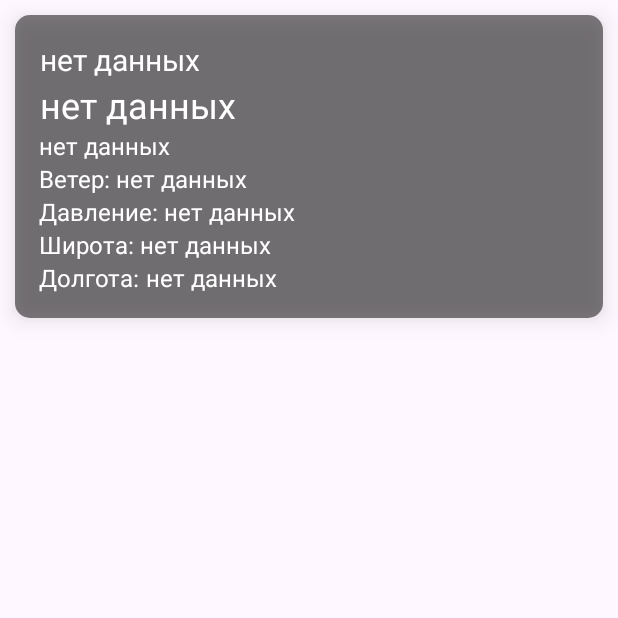
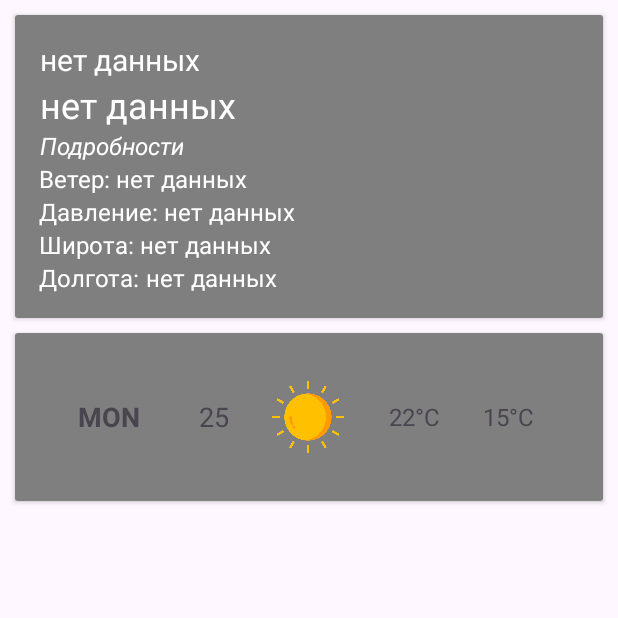
Before and after one commit to antsently/YourWeather, an Android app: the screen it shows after launch (GlobalWeather), on a phone screen of 412 x 824 dp, the top half of it. Run offline under Robolectric (Android 15) with nearby library versions, the phone set to English and light mode, and no system bars.

Commit message:
Обновление разметки

```diff
--- a/app/src/main/java/com/app/yourWeather/GlobalWeather.java
+++ b/app/src/main/java/com/app/yourWeather/GlobalWeather.java
@@ -10,6 +10,7 @@ import android.util.Log;
 import android.widget.ImageView;
 import android.widget.TextView;
 import android.Manifest;
+import android.widget.Toast;
 
 import androidx.annotation.NonNull;
 import androidx.appcompat.app.AppCompatActivity;
@@ -69,8 +70,6 @@ public class GlobalWeather extends AppCompatActivity {
                 // Здесь можно прекратить запросы на местоположение, если нужно
                 locationManager.removeUpdates(this);
             }
-
-            // Остальные методы LocationListener
         };
 
         // Проверка разрешений перед запросом на обновление местоположения
@@ -82,6 +81,24 @@ public class GlobalWeather extends AppCompatActivity {
 
             // Добавление NETWORK_PROVIDER
             locationManager.requestLocationUpdates(LocationManager.NETWORK_PROVIDER, 1000, 10, locationListener);
+        } else {
+            // Разрешения не предоставлены, вывести сообщение пользователю
+            Toast.makeText(this, "Приложению необходим доступ к местоположению для работы", Toast.LENGTH_SHORT).show();
+        }
+    }
+
+    // Обработка результатов запроса разрешений
+    @Override
+    public void onRequestPermissionsResult(int requestCode, @NonNull String[] permissions, @NonNull int[] grantResults) {
+        super.onRequestPermissionsResult(requestCode, permissions, grantResults);
+        if (requestCode == 1) {
+            if (grantResults.length > 0 && grantResults[0] == PackageManager.PERMISSION_GRANTED) {
+                // Разрешение предоставлено, получаем местоположение
+                getLocation();
+            } else {
+                // Разрешение не предоставлено, вывести сообщение пользователю
+                Toast.makeText(this, "Приложению необходим доступ к местоположению для работы", Toast.LENGTH_SHORT).show();
+            }
         }
     }
 
@@ -151,33 +168,26 @@ public class GlobalWeather extends AppCompatActivity {
         }
     }
 
-    // Обработка результатов запроса разрешений
-    @Override
-    public void onRequestPermissionsResult(int requestCode, @NonNull String[] permissions, @NonNull int[] grantResults) {
-        super.onRequestPermissionsResult(requestCode, permissions, grantResults);
-        if (requestCode == 1) {
-            if (grantResults.length > 0 && grantResults[0] == PackageManager.PERMISSION_GRANTED) {
-                // Разрешение предоставлено, получаем местоположение
-                getLocation();
-            } else {
-                // Разрешение не предоставлено, обработайте этот случай
-            }
-        }
+    // Класс для загрузки данных о погоде
+    private class WeatherHelper {
+        private long lastRequestTime = 0;
+        private int requestCount = 0;
+
+        public void loadWeatherData(double latitude, double longitude) {
+            long currentTime = System.currentTimeMillis();
+            long elapsedTimeSinceLastRequest = currentTime - lastRequestTime;
+            if (elapsedTimeSinceLastRequest >= 3600000) { // Проверка прошедшего времени (1 час = 3600000 мс)
+                // Если прошло более 1 часа с последнего запроса, сбрасываем счетчик запросов
+                requestCount = 0;
             }
 
-    // Класс для загрузки данных о погоде
-    private class WeatherHelper {
-        public void loadWeatherData(double latitude, double longitude) {
-
-            long startTime = System.currentTimeMillis(); // Добавление переменной startTime
-
+            if (requestCount < 3) { // Проверка количества запросов
                 Retrofit retrofit = new Retrofit.Builder()
                         .baseUrl(BASE_URL)
                         .addConverterFactory(GsonConverterFactory.create())
                         .build();
 
                 WeatherService service = retrofit.create(WeatherService.class);
-
                 Call<WeatherResponse> call = service.getWeather(latitude, longitude, UNITS_METRIC, UNITS_LANG, API_KEY);
                 call.enqueue(new Callback<WeatherResponse>() {
                     @Override
@@ -191,28 +201,32 @@ public class GlobalWeather extends AppCompatActivity {
                             double pressure = weatherResponse.getMainWeatherInfo().getPressure();
                             double latitude = weatherResponse.getCoordinates().getLatitude();
                             double longitude = weatherResponse.getCoordinates().getLongitude();
-
-                        long endTime = System.currentTimeMillis(); // Получение времени окончания запроса
-                        long elapsedTime = endTime - startTime; // Вычисление времени запроса
-
-                        // Добавление логов с данными и временем запроса
+                            long endTime = System.currentTimeMillis();
+                            long elapsedTime = endTime - currentTime;
                             Log.d("WeatherData", "Получены данные для " + city + " за " + elapsedTime + " мс");
-
                             updateLocationTextView(city);
                             updateTemperatureTextView(temperature);
                             updateWindTextView(windSpeed, windDirection);
                             updatePressureTextView(pressure);
                             updateLatitudeTextView(latitude);
                             updateLongitudeTextView(longitude);
+
+                            // Обновляем время последнего запроса и увеличиваем счетчик запросов
+                            lastRequestTime = System.currentTimeMillis();
+                            requestCount++;
                         }
                     }
+
                     @Override
                     public void onFailure(Call<WeatherResponse> call, Throwable t) {
-                    // Обработка ошибки при выполнении запроса
-
                         Log.e("WeatherData", "Ошибка получения данных о погоде: " + t.getMessage());
                     }
                 });
+            } else {
+                // Если достигнуто максимальное количество запросов, выведите сообщение пользователю
+                Toast.makeText(GlobalWeather.this, "Достигнуто максимальное количество запросов к API за час. Попробуйте через час =)", Toast.LENGTH_SHORT).show();
             }
         }
     }
+
+}
--- a/app/src/main/java/com/app/yourWeather/WeatherResponse.java
+++ b/app/src/main/java/com/app/yourWeather/WeatherResponse.java
@@ -37,7 +37,7 @@ class MainWeatherInfo {
     private double temperature;
 
     @SerializedName("pressure")
-    private double pressure; // Добавим давление
+    private double pressure;
 
     public double getTemperature() {
         return temperature;
@@ -47,10 +47,6 @@ class MainWeatherInfo {
         return pressure;
     }
 }
-
-// Остальные классы оставим без изменений
-
-
 class WeatherMainInfo {
     @SerializedName("temp")
     private double temperature;
--- a/app/src/main/res/drawable/rounded_background.xml
+++ b/app/src/main/res/drawable/rounded_background.xml
@@ -1,5 +1,5 @@
 <?xml version="1.0" encoding="utf-8"?>
 <shape xmlns:android="http://schemas.android.com/apk/res/android">
     <solid android:color="#80000000"/> <!-- Цвет с прозрачностью 50% -->
-    <corners android:radius="10dp"/> <!-- Радиус закругления углов в dp -->
+    <corners android:radius="0dp"/> <!-- Радиус закругления углов в dp -->
 </shape>
--- a/app/src/main/res/layout/activity_global_weather.xml
+++ b/app/src/main/res/layout/activity_global_weather.xml
@@ -2,32 +2,28 @@
 <androidx.constraintlayout.widget.ConstraintLayout
     xmlns:android="http://schemas.android.com/apk/res/android"
     xmlns:app="http://schemas.android.com/apk/res-auto"
-    xmlns:tools="http://schemas.android.com/tools"
     android:layout_width="match_parent"
     android:layout_height="match_parent"
     android:fitsSystemWindows="true"
-    tools:context=".GlobalWeather">
+    >
 
-    <FrameLayout
-        android:id="@+id/frameLayout"
+    <!-- Первая карточка: данные о сегодняшней погоде -->
+    <androidx.cardview.widget.CardView
+        android:id="@+id/todayWeatherCard"
         android:layout_width="0dp"
-        android:layout_height="0dp"
-        app:layout_constraintBottom_toBottomOf="parent"
-        app:layout_constraintEnd_toEndOf="parent"
+        android:layout_height="wrap_content"
+        android:layout_marginLeft="10dp"
+        android:layout_marginRight="10dp"
+        android:layout_marginTop="10dp"
+        app:layout_constraintTop_toTopOf="parent"
         app:layout_constraintStart_toStartOf="parent"
-        app:layout_constraintTop_toTopOf="parent">
+        app:layout_constraintEnd_toEndOf="parent">
 
         <LinearLayout
-            android:id="@+id/textLayout"
             android:layout_width="match_parent"
             android:layout_height="wrap_content"
-            android:layout_gravity="top"
-            android:layout_marginLeft="10dp"
-            android:layout_marginTop="10dp"
-            android:layout_marginRight="10dp"
+            android:orientation="vertical"
             android:background="@drawable/rounded_background"
-            android:elevation="8dp"
-            android:orientation="vertical"
             android:padding="16dp">
 
             <TextView
@@ -52,10 +48,11 @@
                 android:id="@+id/weatherType"
                 android:layout_width="wrap_content"
                 android:layout_height="wrap_content"
-                android:text="нет данных"
+                android:text="Подробности"
                 android:textAlignment="center"
                 android:textColor="@android:color/white"
-                android:textSize="16sp" />
+                android:textSize="16sp"
+                android:textStyle="italic" />
 
             <LinearLayout
                 android:layout_width="match_parent"
@@ -150,25 +147,93 @@
                     android:textAlignment="center"
                     android:textColor="@android:color/white"
                     android:textSize="16sp" />
-
             </LinearLayout>
         </LinearLayout>
+    </androidx.cardview.widget.CardView>
 
-        <ImageView
-            android:id="@+id/weatherPicture"
-            android:layout_width="190dp"
-            android:layout_height="190dp"
-            android:layout_gravity="right"
-            android:layout_marginLeft="10dp"
-            android:layout_marginTop="15dp"
-            android:layout_marginRight="10dp"
-            android:padding="20dp"
-            android:scaleType="fitCenter"
-            app:layout_constraintBottom_toBottomOf="@id/textLayout"
-            app:layout_constraintEnd_toEndOf="parent"
-            app:layout_constraintStart_toEndOf="@id/textLayout"
-            app:layout_constraintTop_toTopOf="@id/textLayout" />
+    <androidx.cardview.widget.CardView
+        android:id="@+id/forecastCard"
+        android:layout_width="0dp"
+        android:layout_height="wrap_content"
+        android:layout_marginLeft="10dp"
+        android:layout_marginRight="10dp"
+        android:layout_marginTop="10dp"
+        app:layout_constraintTop_toBottomOf="@id/todayWeatherCard"
+        app:layout_constraintStart_toStartOf="parent"
+        app:layout_constraintEnd_toEndOf="parent">
 
-    </FrameLayout>
+        <LinearLayout
+            android:layout_width="match_parent"
+            android:layout_height="wrap_content"
+            android:orientation="vertical"
+            android:background="@drawable/rounded_background"
+            android:padding="16dp">
+
+            <LinearLayout
+                android:id="@+id/daysContainer"
+                android:layout_width="match_parent"
+                android:layout_height="wrap_content"
+                android:orientation="vertical"
+                android:padding="16dp">
+
+                <!-- Каждый день погоды будет в отдельной горизонтальной линии -->
+                <LinearLayout
+                    android:layout_width="match_parent"
+                    android:layout_height="wrap_content"
+                    android:orientation="horizontal">
+
+                    <TextView
+                        android:id="@+id/text_date_day"
+                        android:layout_width="0dp"
+                        android:layout_height="match_parent"
+                        android:layout_weight="1"
+                        android:gravity="center_vertical|center_horizontal"
+                        android:text="MON"
+                        android:textSize="18sp"
+                        android:textStyle="bold" />
+
+                    <TextView
+                        android:id="@+id/text_date_number"
+                        android:layout_width="0dp"
+                        android:layout_height="match_parent"
+                        android:layout_marginStart="8dp"
+                        android:layout_weight="1"
+                        android:gravity="center_vertical|center_horizontal"
+                        android:text="25"
+                        android:textSize="18sp" />
+
+                    <ImageView
+                        android:id="@+id/image_weather_icon"
+                        android:layout_width="0dp"
+                        android:layout_height="48dp"
+                        android:layout_weight="1"
+                        android:src="@drawable/clear"
+                        android:layout_marginEnd="8dp"
+                        android:gravity="center" />
+
+                    <TextView
+                        android:id="@+id/text_day_temperature"
+                        android:layout_width="0dp"
+                        android:layout_height="48dp"
+                        android:layout_weight="1"
+                        android:gravity="center_vertical|center_horizontal"
+                        android:text="22°C"
+                        android:textSize="16sp" />
+
+                    <TextView
+                        android:id="@+id/text_night_temperature"
+                        android:layout_width="0dp"
+                        android:layout_height="48dp"
+                        android:layout_weight="1"
+                        android:gravity="center_vertical|center_horizontal"
+                        android:text="15°C"
+                        android:textSize="16sp" />
+                </LinearLayout>
+            </LinearLayout>
+        </LinearLayout>
+    </androidx.cardview.widget.CardView>
+
+
+
 
 </androidx.constraintlayout.widget.ConstraintLayout>
```
Lines whose indentation alone changed are shown as unchanged.
